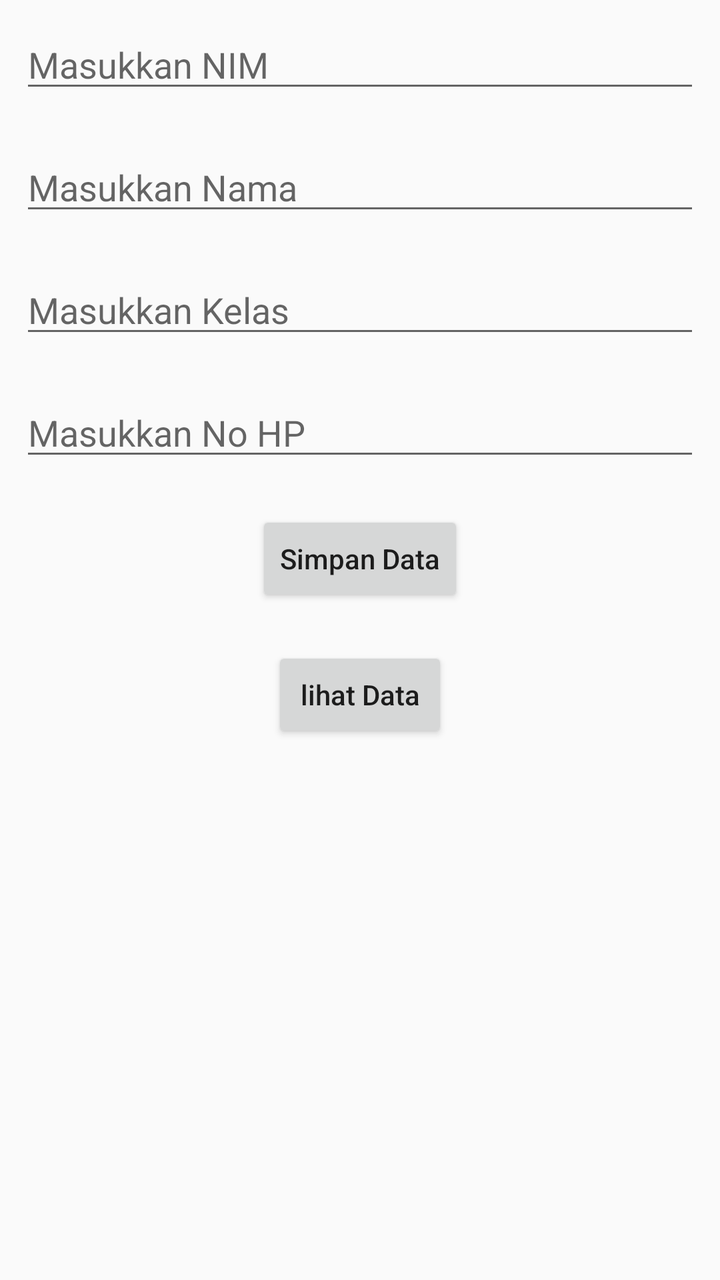
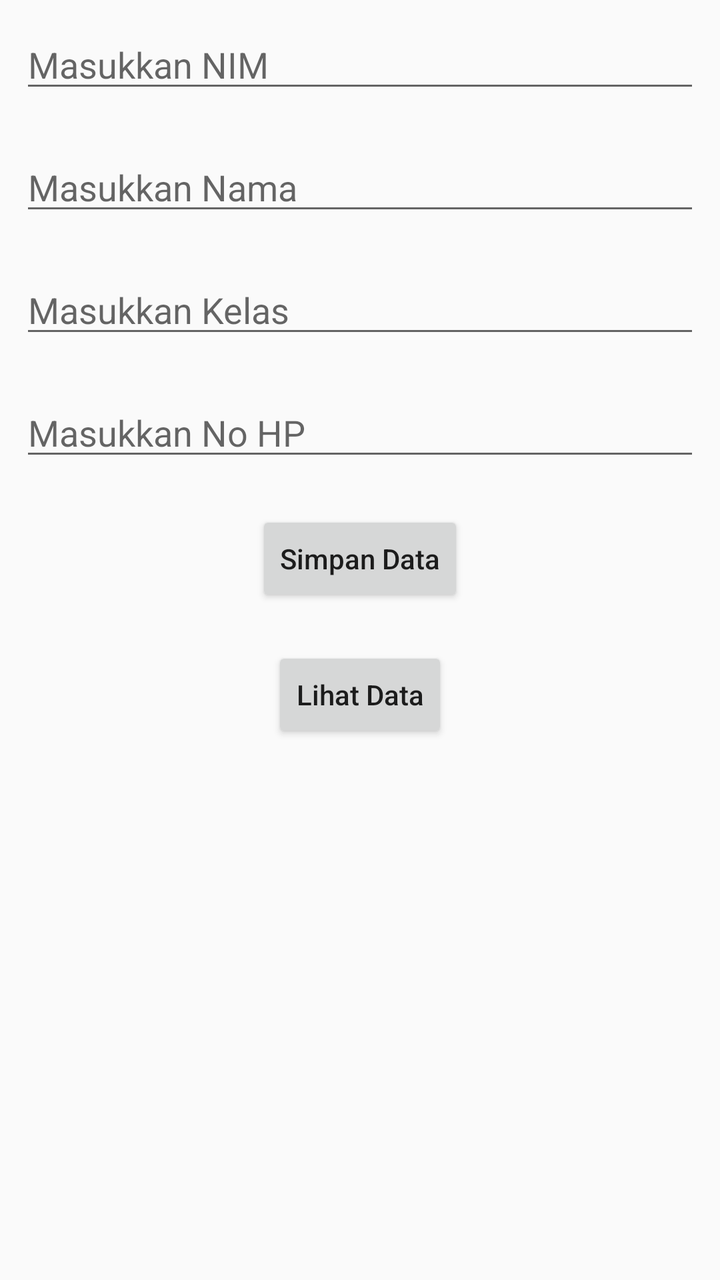

Before-and-after screenshots of an Android layout around one commit, followed by the original layout XML and the change that was made.
<!-- AndroidManifest.xml: application theme Theme.P14part1 -->
<!-- res/layout/activity_main.xml -->
<?xml version="1.0" encoding="utf-8"?>
<androidx.constraintlayout.widget.ConstraintLayout
    xmlns:android="http://schemas.android.com/apk/res/android"
    xmlns:app="http://schemas.android.com/apk/res-auto"
    xmlns:tools="http://schemas.android.com/tools"
    android:layout_width="match_parent"
    android:layout_height="match_parent"
    tools:context=".MainActivity">

    <LinearLayout
        android:layout_width="match_parent"
        android:layout_height="match_parent"
        android:orientation="vertical">

        <EditText
            android:id="@+id/nimEditText"
            android:layout_width="match_parent"
            android:layout_height="wrap_content"
            android:layout_margin="10dp"
            android:hint="Masukkan NIM" />

        <EditText
            android:id="@+id/namaEditText"
            android:layout_width="match_parent"
            android:layout_height="wrap_content"
            android:layout_margin="10dp"
            android:hint="Masukkan Nama" />

        <EditText
            android:id="@+id/kelasEditText"
            android:layout_width="match_parent"
            android:layout_height="wrap_content"
            android:layout_margin="10dp"
            android:hint="Masukkan Kelas" />

        <EditText
            android:id="@+id/nohpEditText"
            android:layout_width="match_parent"
            android:layout_height="wrap_content"
            android:layout_margin="10dp"
            android:hint="Masukkan No HP" />

        <Button
            android:id="@+id/tambahButton"
            android:layout_width="wrap_content"
            android:layout_height="wrap_content"
            android:layout_gravity="center"
            android:layout_margin="10dp"
            android:text="Simpan Data"
            android:textAllCaps="false" />

        <Button
            android:id="@+id/lihatButton"
            android:layout_width="wrap_content"
            android:layout_height="wrap_content"
            android:layout_gravity="center"
            android:layout_margin="10dp"
            android:text="lihat Data"
            android:textAllCaps="false" />
    </LinearLayout>
</androidx.constraintlayout.widget.ConstraintLayout>
<!-- resources referenced by this layout -->
<resources>
  <style name="Theme.P14part1" parent="Base.Theme.P14part1" />
  <style name="Base.Theme.P14part1" parent="Theme.AppCompat.DayNight.NoActionBar">
          
          
      </style>
</resources>

<!-- the commit's change to res/layout/activity_main.xml (unified diff, before → after) -->
@@ -55,7 +55,7 @@
             android:layout_height="wrap_content"
             android:layout_gravity="center"
             android:layout_margin="10dp"
-            android:text="lihat Data"
+            android:text="Lihat Data"
             android:textAllCaps="false" />
     </LinearLayout>
 </androidx.constraintlayout.widget.ConstraintLayout>
